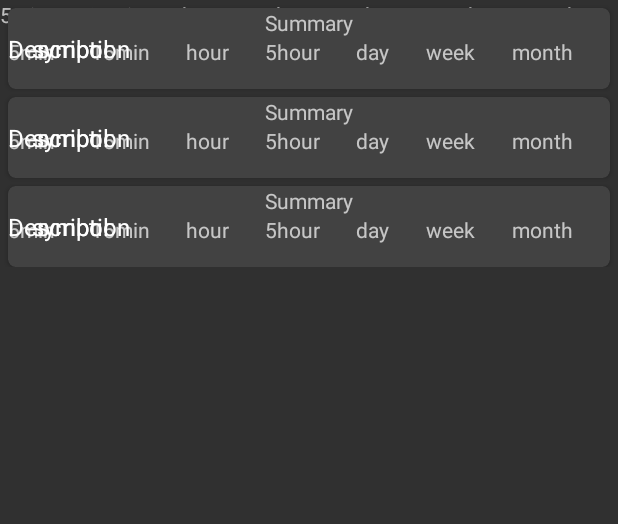
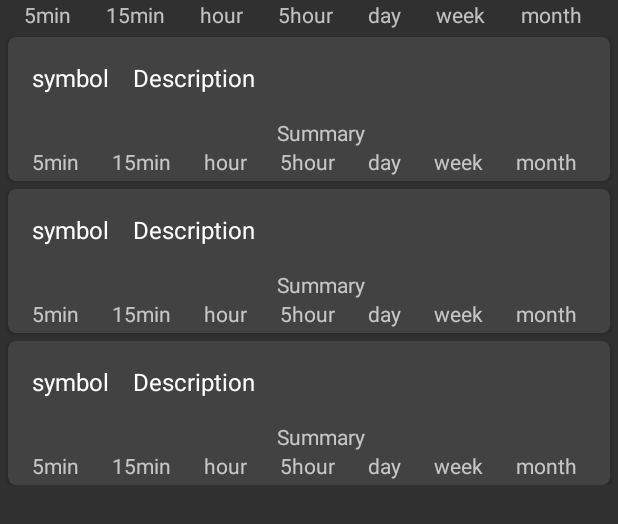
Before and after one commit to greyog/fts_new, an Android app: the layout content_notifications.xml on its own in the app's theme, with its tools: preview values and no code run, on a phone screen of 412 x 824 dp. Shown: the top 524 px of the screen. Run offline under Robolectric (Android 15) with nearby library versions, the phone set to English and light mode, and no system bars.

```diff
--- a/app/src/main/java/com/greyogproducts/greyog/fts/data/NotificationData.kt
+++ b/app/src/main/java/com/greyogproducts/greyog/fts/data/NotificationData.kt
@@ -13,5 +13,5 @@ data class NotificationData(
         val month: TrendCondition = TrendCondition.ANY)
 
 enum class TrendCondition {
-    ANY, STRONG_BUY, BUY, ANY_BUY, NEUTRAL, STRONG_SELL, SELL, ANY_SELL
+    ANY, STRONG_BUY, BUY, ANY_BUY, NEUTRAL, STRONG_SELL, SELL, ANY_SELL;
 }
--- a/app/src/main/res/layout/content_notifications.xml
+++ b/app/src/main/res/layout/content_notifications.xml
@@ -12,6 +12,8 @@
         android:id="@+id/llColumns"
         android:layout_width="match_parent"
         android:layout_height="wrap_content"
+        app:layout_constraintTop_toTopOf="parent"
+        android:layout_marginLeft="@dimen/activity_horizontal_margin"
         android:orientation="horizontal">
 
         <TextView
@@ -62,6 +64,7 @@
         android:layout_width="match_parent"
         android:layout_height="wrap_content"
         app:layoutManager="LinearLayoutManager"
+        app:layout_constraintTop_toBottomOf="@id/llColumns"
         tools:listitem="@layout/notification_list_item">
         <!--android:layout_marginLeft="5dp"-->
         <!--android:layout_marginRight="5dp"-->
--- a/app/src/main/res/layout/notification_list_item.xml
+++ b/app/src/main/res/layout/notification_list_item.xml
@@ -28,8 +28,8 @@
             android:layout_width="wrap_content"
             android:layout_height="wrap_content"
             android:layout_margin="@dimen/text_margin"
-            android:layout_toEndOf="@id/tvPid"
-            android:layout_toRightOf="@id/tvPid"
+            android:layout_toEndOf="@id/tvnPid"
+            android:layout_toRightOf="@id/tvnPid"
             android:text="symbol"
             android:textAppearance="?attr/textAppearanceListItem" />
 
@@ -37,8 +37,8 @@
             android:id="@+id/tvnDescription"
             android:layout_width="wrap_content"
             android:layout_height="wrap_content"
-            android:layout_toEndOf="@id/tvSymbol"
-            android:layout_toRightOf="@id/tvSymbol"
+            android:layout_toEndOf="@id/tvnSymbol"
+            android:layout_toRightOf="@id/tvnSymbol"
             android:layout_marginTop="@dimen/text_margin"
             android:text="Description"
             android:textAppearance="?attr/textAppearanceListItem" />
@@ -46,7 +46,8 @@
         <LinearLayout
             android:layout_width="match_parent"
             android:layout_height="wrap_content"
-            android:layout_below="@id/tvSymbol"
+            android:layout_below="@id/tvnSymbol"
+            android:layout_marginLeft="@dimen/activity_horizontal_margin"
             android:orientation="vertical">
 
             <TextView
```
Also changed, not shown: app/src/main/java/com/greyogproducts/greyog/fts/adapters/NotificationListAdapter.kt (+21 -13 lines), app/src/main/java/com/greyogproducts/greyog/fts/vm/NotificationsListViewModel.kt (+14 -4 lines).
